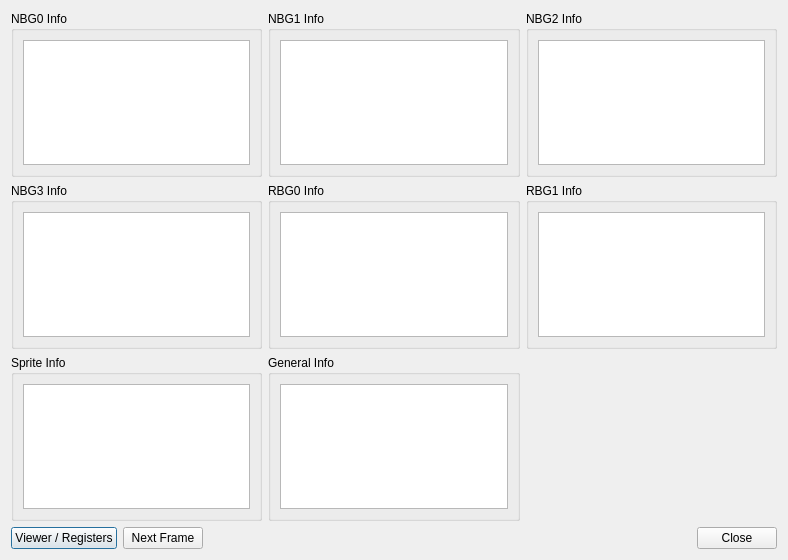
Above: yabause/src/port/qt/ui/UIDebugVDP2.ui from BenjaminSiskoo/Kronos_test before the change. Below: the same form after it.
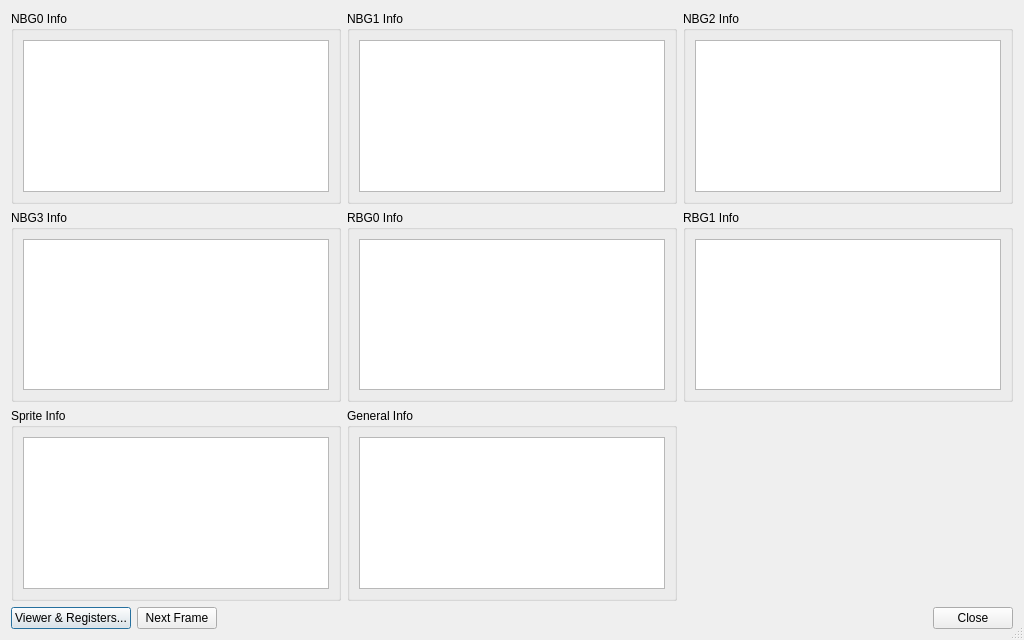
That is the form after the change.

Commit message:
fix(vdp2-debug-ui): add sizeGrip, equal columnStretch and wire accepted() signal
- sizeGripEnabled=true for consistent resize on all platforms
- columnStretch="1,1,1" so all 3 grid columns expand equally
- connect dbbButtons accepted() -> accept() (was missing, only rejected() was wired)

What changed in the file:
```diff
--- a/yabause/src/port/qt/ui/UIDebugVDP2.ui
+++ b/yabause/src/port/qt/ui/UIDebugVDP2.ui
@@ -6,25 +6,34 @@
    <rect>
     <x>0</x>
     <y>0</y>
-    <width>788</width>
-    <height>560</height>
+    <width>1024</width>
+    <height>640</height>
    </rect>
   </property>
   <property name="windowTitle">
    <string>Debug VDP2</string>
   </property>
+  <property name="sizeGripEnabled">
+   <bool>true</bool>
+  </property>
   <layout class="QVBoxLayout" name="verticalLayout_7">
    <item>
     <layout class="QGridLayout" name="DebugGrid">
      <item row="0" column="0">
       <widget class="QGroupBox" name="NBG0Debug">
        <property name="title"><string>NBG0 Info</string></property>
+       <property name="sizePolicy">
+        <sizepolicy hsizetype="Expanding" vsizetype="Expanding">
+         <horstretch>0</horstretch><verstretch>0</verstretch>
+        </sizepolicy>
+       </property>
        <layout class="QVBoxLayout" name="vl0">
         <item>
          <widget class="QPlainTextEdit" name="pteNBG0Info">
           <property name="readOnly"><bool>true</bool></property>
+          <property name="minimumSize"><size><width>0</width><height>80</height></size></property>
           <property name="font">
-           <font><family>Courier New</family><pointsize>9</pointsize></font>
+           <font><family>Courier New,Courier,monospace</family><pointsize>9</pointsize></font>
           </property>
          </widget>
         </item>
@@ -34,12 +43,18 @@
      <item row="0" column="1">
       <widget class="QGroupBox" name="NBG1Debug">
        <property name="title"><string>NBG1 Info</string></property>
+       <property name="sizePolicy">
+        <sizepolicy hsizetype="Expanding" vsizetype="Expanding">
+         <horstretch>0</horstretch><verstretch>0</verstretch>
+        </sizepolicy>
+       </property>
        <layout class="QVBoxLayout" name="vl1">
         <item>
          <widget class="QPlainTextEdit" name="pteNBG1Info">
           <property name="readOnly"><bool>true</bool></property>
+          <property name="minimumSize"><size><width>0</width><height>80</height></size></property>
           <property name="font">
-           <font><family>Courier New</family><pointsize>9</pointsize></font>
+           <font><family>Courier New,Courier,monospace</family><pointsize>9</pointsize></font>
           </property>
          </widget>
         </item>
@@ -49,12 +64,18 @@
      <item row="0" column="2">
       <widget class="QGroupBox" name="NBG2Debug">
        <property name="title"><string>NBG2 Info</string></property>
+       <property name="sizePolicy">
+        <sizepolicy hsizetype="Expanding" vsizetype="Expanding">
+         <horstretch>0</horstretch><verstretch>0</verstretch>
+        </sizepolicy>
+       </property>
        <layout class="QVBoxLayout" name="vl2">
         <item>
          <widget class="QPlainTextEdit" name="pteNBG2Info">
           <property name="readOnly"><bool>true</bool></property>
+          <property name="minimumSize"><size><width>0</width><height>80</height></size></property>
           <property name="font">
-           <font><family>Courier New</family><pointsize>9</pointsize></font>
+           <font><family>Courier New,Courier,monospace</family><pointsize>9</pointsize></font>
           </property>
          </widget>
         </item>
@@ -64,12 +85,18 @@
      <item row="1" column="0">
       <widget class="QGroupBox" name="NBG3Debug">
        <property name="title"><string>NBG3 Info</string></property>
+       <property name="sizePolicy">
+        <sizepolicy hsizetype="Expanding" vsizetype="Expanding">
+         <horstretch>0</horstretch><verstretch>0</verstretch>
+        </sizepolicy>
+       </property>
        <layout class="QVBoxLayout" name="vl3">
         <item>
          <widget class="QPlainTextEdit" name="pteNBG3Info">
           <property name="readOnly"><bool>true</bool></property>
+          <property name="minimumSize"><size><width>0</width><height>80</height></size></property>
           <property name="font">
-           <font><family>Courier New</family><pointsize>9</pointsize></font>
+           <font><family>Courier New,Courier,monospace</family><pointsize>9</pointsize></font>
           </property>
          </widget>
         </item>
@@ -79,12 +106,18 @@
      <item row="1" column="1">
       <widget class="QGroupBox" name="RBG0Debug">
        <property name="title"><string>RBG0 Info</string></property>
+       <property name="sizePolicy">
+        <sizepolicy hsizetype="Expanding" vsizetype="Expanding">
+         <horstretch>0</horstretch><verstretch>0</verstretch>
+        </sizepolicy>
+       </property>
        <layout class="QVBoxLayout" name="vl4">
         <item>
          <widget class="QPlainTextEdit" name="pteRBG0Info">
           <property name="readOnly"><bool>true</bool></property>
+          <property name="minimumSize"><size><width>0</width><height>80</height></size></property>
           <property name="font">
-           <font><family>Courier New</family><pointsize>9</pointsize></font>
+           <font><family>Courier New,Courier,monospace</family><pointsize>9</pointsize></font>
           </property>
          </widget>
         </item>
@@ -94,12 +127,18 @@
      <item row="1" column="2">
       <widget class="QGroupBox" name="RBG1Debug">
        <property name="title"><string>RBG1 Info</string></property>
+       <property name="sizePolicy">
+        <sizepolicy hsizetype="Expanding" vsizetype="Expanding">
+         <horstretch>0</horstretch><verstretch>0</verstretch>
+        </sizepolicy>
+       </property>
        <layout class="QVBoxLayout" name="vl5">
         <item>
          <widget class="QPlainTextEdit" name="pteRBG1Info">
           <property name="readOnly"><bool>true</bool></property>
+          <property name="minimumSize"><size><width>0</width><height>80</height></size></property>
           <property name="font">
-           <font><family>Courier New</family><pointsize>9</pointsize></font>
+           <font><family>Courier New,Courier,monospace</family><pointsize>9</pointsize></font>
           </property>
          </widget>
         </item>
@@ -109,12 +148,18 @@
      <item row="2" column="0">
       <widget class="QGroupBox" name="SPRITEDebug">
        <property name="title"><string>Sprite Info</string></property>
+       <property name="sizePolicy">
+        <sizepolicy hsizetype="Expanding" vsizetype="Expanding">
+         <horstretch>0</horstretch><verstretch>0</verstretch>
+        </sizepolicy>
+       </property>
        <layout class="QVBoxLayout" name="vl6">
         <item>
          <widget class="QPlainTextEdit" name="pteSPRITEInfo">
           <property name="readOnly"><bool>true</bool></property>
+          <property name="minimumSize"><size><width>0</width><height>80</height></size></property>
           <property name="font">
-           <font><family>Courier New</family><pointsize>9</pointsize></font>
+           <font><family>Courier New,Courier,monospace</family><pointsize>9</pointsize></font>
           </property>
          </widget>
         </item>
@@ -124,12 +169,18 @@
      <item row="2" column="1">
       <widget class="QGroupBox" name="GeneralDebug">
        <property name="title"><string>General Info</string></property>
+       <property name="sizePolicy">
+        <sizepolicy hsizetype="Expanding" vsizetype="Expanding">
+         <horstretch>0</horstretch><verstretch>0</verstretch>
+        </sizepolicy>
+       </property>
        <layout class="QVBoxLayout" name="vl7">
         <item>
          <widget class="QPlainTextEdit" name="pteGeneralInfo">
           <property name="readOnly"><bool>true</bool></property>
+          <property name="minimumSize"><size><width>0</width><height>80</height></size></property>
           <property name="font">
-           <font><family>Courier New</family><pointsize>9</pointsize></font>
+           <font><family>Courier New,Courier,monospace</family><pointsize>9</pointsize></font>
           </property>
          </widget>
         </item>
@@ -142,7 +193,8 @@
     <layout class="QHBoxLayout" name="horizontalLayout">
      <item>
       <widget class="QPushButton" name="pbViewer">
-       <property name="text"><string>Viewer / Registers</string></property>
+       <property name="text"><string>Viewer &amp;&amp; Registers...</string></property>
+       <property name="toolTip"><string>Ouvrir le visualiseur VDP2</string></property>
       </widget>
      </item>
      <item>
```
Left out of the diff: 14 changed lines with no effect on the pictures.
